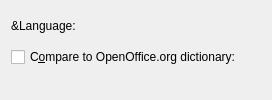
Before: the Qt Designer form wordcompletion/kdedocsourceui.ui in KDE/kmouth, drawn with Qt 5.
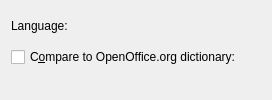
After: the same form once the commit is applied. Custom widgets are drawn as their Qt base class.

Commit message: Remove &amp; in a label it's convert to "&" and not necessary here

```diff
--- a/wordcompletion/kdedocsourceui.ui
+++ b/wordcompletion/kdedocsourceui.ui
@@ -67,7 +67,7 @@
       <string>With this combo box you select which of the installed languages is used for creating the new dictionary. KMouth will only parse documentation files of this language.</string>
      </property>
      <property name="text" >
-      <string>&amp;Language:</string>
+      <string>Language:</string>
      </property>
     </widget>
    </item>
```
